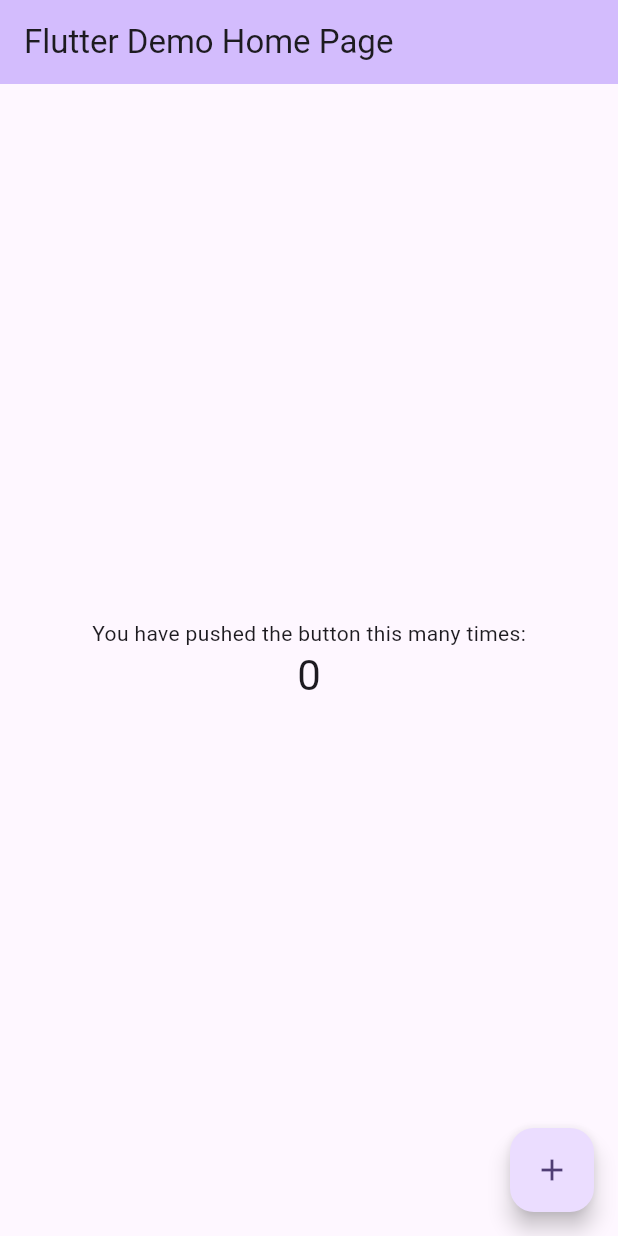
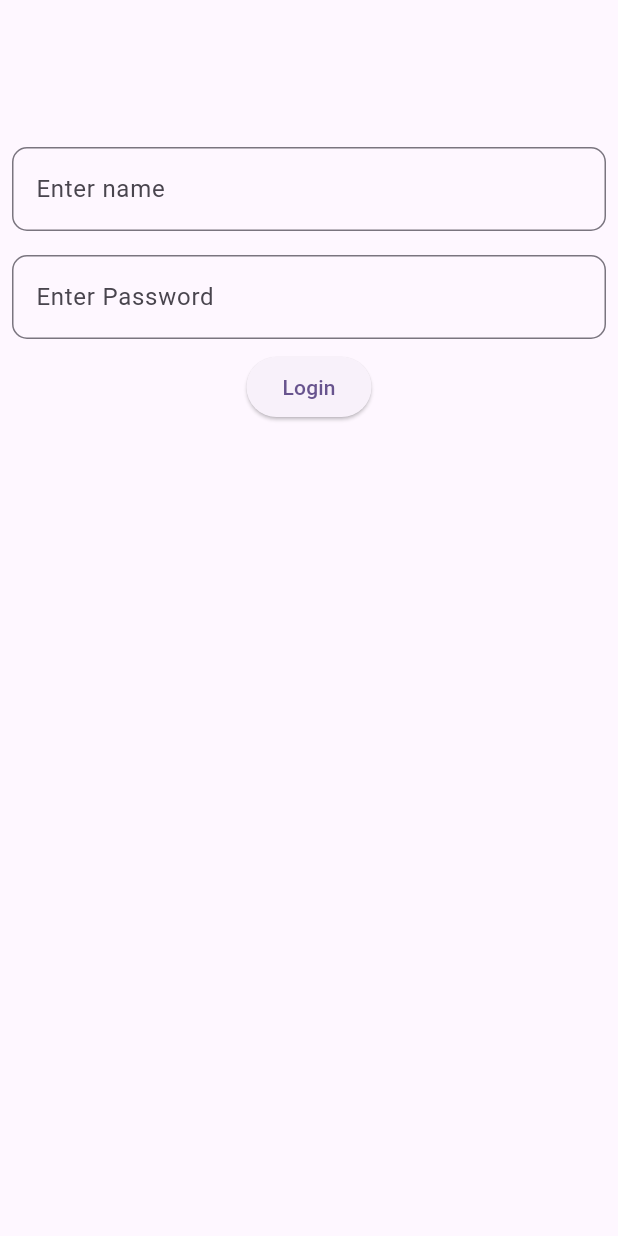
Before and after one commit to AdeebAbubacker/auth_using_ddd, a Flutter app: the screen it shows after launch, on a phone screen of 412 x 824 dp. Run offline on Flutter 3.47's test engine with Material 2 defaults, Android fonts, the phone set to English and light mode, and no system bars; our stand-ins replace shared_preferences.

Commit message:
third commit

```diff
--- a/lib/main.dart
+++ b/lib/main.dart
@@ -1,3 +1,4 @@
+import 'package:auth_using_ddd/presentation/login.dart';
 import 'package:flutter/material.dart';
 
 void main() {
@@ -13,113 +14,10 @@ class MyApp extends StatelessWidget {
     return MaterialApp(
       title: 'Flutter Demo',
       theme: ThemeData(
-        // This is the theme of your application.
-        //
-        // TRY THIS: Try running your application with "flutter run". You'll see
-        // the application has a blue toolbar. Then, without quitting the app,
-        // try changing the seedColor in the colorScheme below to Colors.green
-        // and then invoke "hot reload" (save your changes or press the "hot
-        // reload" button in a Flutter-supported IDE, or press "r" if you used
-        // the command line to start the app).
-        //
-        // Notice that the counter didn't reset back to zero; the application
-        // state is not lost during the reload. To reset the state, use hot
-        // restart instead.
-        //
-        // This works for code too, not just values: Most code changes can be
-        // tested with just a hot reload.
         colorScheme: ColorScheme.fromSeed(seedColor: Colors.deepPurple),
         useMaterial3: true,
       ),
-      home: const MyHomePage(title: 'Flutter Demo Home Page'),
+      home: Login(),
     );
   }
 }
-
-class MyHomePage extends StatefulWidget {
-  const MyHomePage({super.key, required this.title});
-
-  // This widget is the home page of your application. It is stateful, meaning
-  // that it has a State object (defined below) that contains fields that affect
-  // how it looks.
-
-  // This class is the configuration for the state. It holds the values (in this
-  // case the title) provided by the parent (in this case the App widget) and
-  // used by the build method of the State. Fields in a Widget subclass are
-  // always marked "final".
-
-  final String title;
-
-  @override
-  State<MyHomePage> createState() => _MyHomePageState();
-}
-
-class _MyHomePageState extends State<MyHomePage> {
-  int _counter = 0;
-
-  void _incrementCounter() {
-    setState(() {
-      // This call to setState tells the Flutter framework that something has
-      // changed in this State, which causes it to rerun the build method below
-      // so that the display can reflect the updated values. If we changed
-      // _counter without calling setState(), then the build method would not be
-      // called again, and so nothing would appear to happen.
-      _counter++;
-    });
-  }
-
-  @override
-  Widget build(BuildContext context) {
-    // This method is rerun every time setState is called, for instance as done
-    // by the _incrementCounter method above.
-    //
-    // The Flutter framework has been optimized to make rerunning build methods
-    // fast, so that you can just rebuild anything that needs updating rather
-    // than having to individually change instances of widgets.
-    return Scaffold(
-      appBar: AppBar(
-        // TRY THIS: Try changing the color here to a specific color (to
-        // Colors.amber, perhaps?) and trigger a hot reload to see the AppBar
-        // change color while the other colors stay the same.
-        backgroundColor: Theme.of(context).colorScheme.inversePrimary,
-        // Here we take the value from the MyHomePage object that was created by
-        // the App.build method, and use it to set our appbar title.
-        title: Text(widget.title),
-      ),
-      body: Center(
-        // Center is a layout widget. It takes a single child and positions it
-        // in the middle of the parent.
-        child: Column(
-          // Column is also a layout widget. It takes a list of children and
-          // arranges them vertically. By default, it sizes itself to fit its
-          // children horizontally, and tries to be as tall as its parent.
-          //
-          // Column has various properties to control how it sizes itself and
-          // how it positions its children. Here we use mainAxisAlignment to
-          // center the children vertically; the main axis here is the vertical
-          // axis because Columns are vertical (the cross axis would be
-          // horizontal).
-          //
-          // TRY THIS: Invoke "debug painting" (choose the "Toggle Debug Paint"
-          // action in the IDE, or press "p" in the console), to see the
-          // wireframe for each widget.
-          mainAxisAlignment: MainAxisAlignment.center,
-          children: <Widget>[
-            const Text(
-              'You have pushed the button this many times:',
-            ),
-            Text(
-              '$_counter',
-              style: Theme.of(context).textTheme.headlineMedium,
-            ),
-          ],
-        ),
-      ),
-      floatingActionButton: FloatingActionButton(
-        onPressed: _incrementCounter,
-        tooltip: 'Increment',
-        child: const Icon(Icons.add),
-      ), // This trailing comma makes auto-formatting nicer for build methods.
-    );
-  }
-}
--- /dev/null
+++ b/lib/presentation/login.dart
@@ -0,0 +1,94 @@
+import 'dart:convert';
+import 'package:shared_preferences/shared_preferences.dart';
+import 'package:flutter/material.dart';
+import 'package:http/http.dart' as http;
+
+class Login extends StatefulWidget {
+  const Login({super.key});
+
+  @override
+  State<Login> createState() => _LoginState();
+}
+
+class _LoginState extends State<Login> {
+  TextEditingController nameController = TextEditingController();
+  TextEditingController passwordController = TextEditingController();
+
+  Future<void> loginUser() async {
+    final String url = 'http://192.168.1.3:3000/login';
+
+    final Map<String, dynamic> requestData = {
+      'username': nameController.text,
+      'password': passwordController.text,
+    };
+
+    final http.Response response = await http.post(
+      Uri.parse(url),
+      headers: {'Content-Type': 'application/json'},
+      body: json.encode(requestData),
+    );
+
+    Future<void> saveTokenToPrefs(String token) async {
+      final prefs = await SharedPreferences.getInstance();
+      prefs.setString('token', token);
+    }
+
+    if (response.statusCode == 200) {
+      var token = response.body;
+      // ignore: avoid_print
+      print("token");
+      // ignore: use_build_context_synchronously
+      // Navigator.push(context, MaterialPageRoute(
+      //   builder: (context) {
+      //     return const HomePage();
+      //   },
+      // ));
+      // Handle successful login
+      // ignore: avoid_print
+      print('Login successful!');
+    } else {
+      // Handle login failure
+      // ignore: avoid_print
+      print('Login failed: ${response.body}');
+    }
+  }
+
+  @override
+  Widget build(BuildContext context) {
+    return Scaffold(
+      body: SafeArea(
+        child: Column(
+          children: [
+            const SizedBox(height: 90),
+            Padding(
+              padding: const EdgeInsets.all(8.0),
+              child: TextFormField(
+                controller: nameController,
+                decoration: const InputDecoration(
+                    hintText: 'Enter name',
+                    border: OutlineInputBorder(
+                        borderRadius: BorderRadius.all(Radius.circular(10)))),
+              ),
+            ),
+            Padding(
+              padding: const EdgeInsets.all(8.0),
+              child: TextFormField(
+                controller: passwordController,
+                decoration: const InputDecoration(
+                    hintText: 'Enter Password',
+                    border: OutlineInputBorder(
+                        borderRadius: BorderRadius.all(Radius.circular(10)))),
+              ),
+            ),
+            ElevatedButton(
+              onPressed: () {
+                loginUser();
+              },
+              child: const Text('Login'),
+            ),
+          ],
+        ),
+      ),
+    );
+  }
+}
--- a/pubspec.yaml
+++ b/pubspec.yaml
@@ -35,6 +35,8 @@ dependencies:
   # The following adds the Cupertino Icons font to your application.
   # Use with the CupertinoIcons class for iOS style icons.
   cupertino_icons: ^1.0.2
+  shared_preferences: ^2.2.2
+  http: ^1.1.0
 
 dev_dependencies:
   flutter_test:
```
Also changed, not shown: pubspec.lock, 1 other file.
